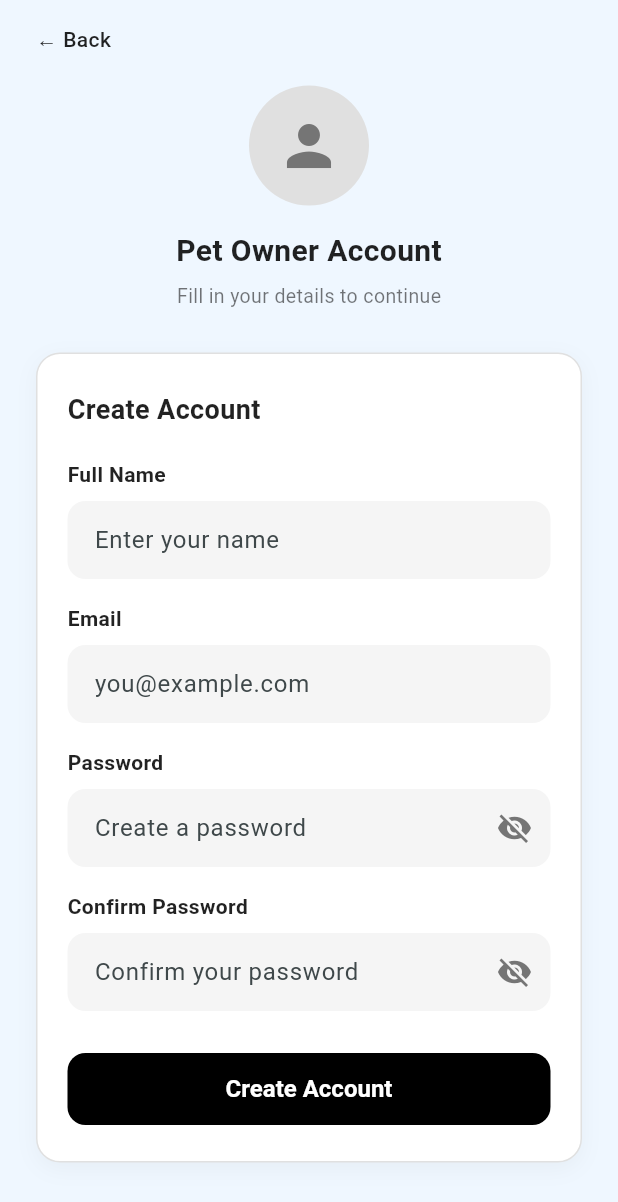
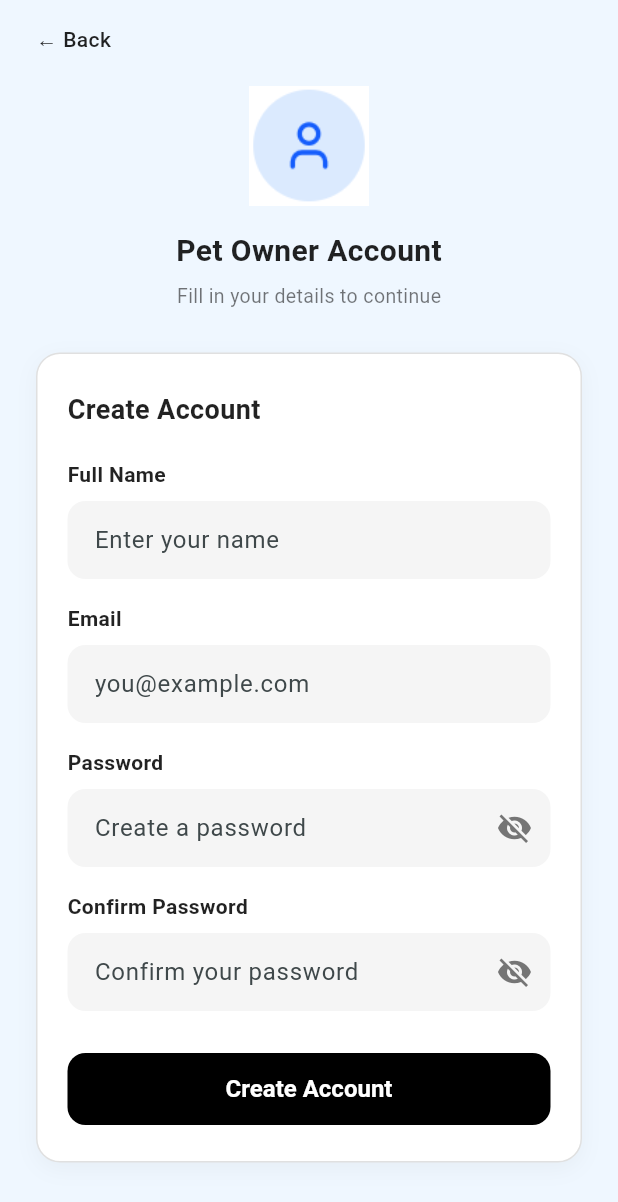
Before and after one commit to MirulFikri/MAD-Project, a Flutter app: the SignupScreen screen opened by its route, after a tap on "Continue as Pet Owner", on a phone screen of 412 x 824 dp. Shown: the top 1202 px of the screen. Run offline on Flutter 3.47's test engine with Material 3 defaults, Android fonts, the light colour scheme and no system bars.

Commit message:
add image assets

```diff
--- a/lib/create_account/create_owner.dart
+++ b/lib/create_account/create_owner.dart
@@ -51,14 +51,11 @@ class _CreateOwnerScreenState extends State<CreateOwnerScreen> {
               Center(
                 child: Column(
                   children: [
-                    CircleAvatar(
-                      radius: 40,
-                      backgroundColor: Colors.grey.shade300,
-                      child: Icon(
-                        Icons.person,
-                        size: 44,
-                        color: Colors.grey.shade600,
-                      ),
+                    Image.asset(
+                      'images/petowner.png',
+                      width: 80,
+                      height: 80,
+                      fit: BoxFit.contain,
                     ),
                     const SizedBox(height: 16),
                     const Text(
--- a/lib/create_account/signup_screen.dart
+++ b/lib/create_account/signup_screen.dart
@@ -17,15 +17,12 @@ class SignupScreen extends StatelessWidget {
 							mainAxisSize: MainAxisSize.min,
 							crossAxisAlignment: CrossAxisAlignment.center,
 							children: [
-								CircleAvatar(
-									radius: 40,
-									backgroundColor: Colors.grey.shade300,
-									child: Icon(
-										Icons.person,
-										size: 44,
-										color: Colors.grey.shade600,
+								Image.asset(
+										'images/logo.png',
+                    width: 80,
+                    height: 80,
+										fit: BoxFit.contain,
 									),
-								),
 								const SizedBox(height: 20),
 								const Text(
 									'Create Account',
@@ -148,15 +145,12 @@ class _RoleCard extends StatelessWidget {
 				child: Column(
 					crossAxisAlignment: CrossAxisAlignment.center,
 					children: [
-						CircleAvatar(
-							radius: 32,
-							backgroundColor: Colors.grey.shade300,
-							child: Icon(
-								Icons.pets,
-								size: 34,
-								color: Colors.grey.shade600,
+						Image.asset(
+								title == 'Pet Owner' ? 'images/petowner.png' : 'images/vetclinic.png',
+                width: 70,
+							  height: 70,
+								fit: BoxFit.contain,
 							),
-						),
 						const SizedBox(height: 14),
 						Text(
 							title,
--- a/lib/login/login_screen.dart
+++ b/lib/login/login_screen.dart
@@ -31,15 +31,12 @@ class _LoginScreenState extends State<LoginScreen> {
 							mainAxisSize: MainAxisSize.min,
 							crossAxisAlignment: CrossAxisAlignment.center,
 							children: [
-								CircleAvatar(
-									radius: 42,
-									backgroundColor: Colors.grey.shade300,
-									child: Icon(
-										Icons.person,
-										size: 48,
-										color: Colors.grey.shade600,
+								Image.asset(
+										'images/logo.png',
+                    width: 80,
+                    height: 80,
+										fit: BoxFit.contain,
 									),
-								),
 								const SizedBox(height: 24),
 								const Text(
 									'Welcome Back',
```
Also changed, not shown: pubspec.yaml (+4 -3 lines), images/logo.png (added), images/petowner.png (added), images/vetclinic.png (added).
